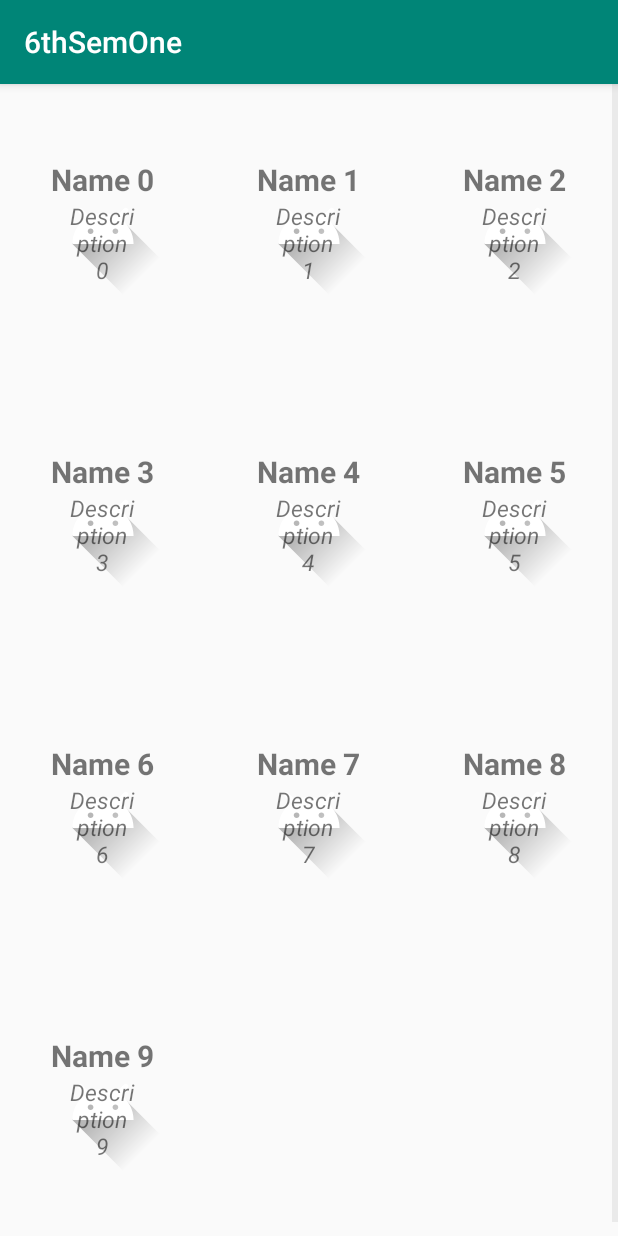
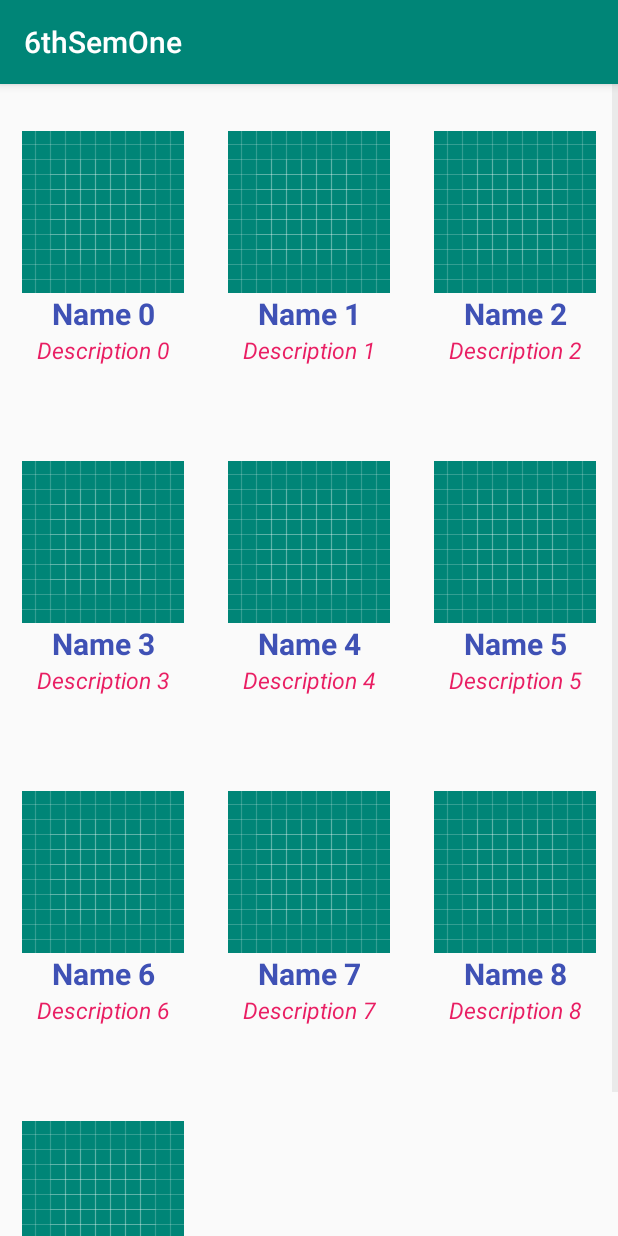
Before and after one commit to iamkishansharma/6thSemOne, an Android app: the CustomGridView screen opened directly, with no data from a screen before it, on a phone screen of 412 x 824 dp. Run offline under Robolectric (Android 15) with nearby library versions, the phone set to English and light mode, and no system bars.

```diff
--- a/app/src/main/java/com/ks/a6thsemone/CustomGridView.java
+++ b/app/src/main/java/com/ks/a6thsemone/CustomGridView.java
@@ -13,7 +13,7 @@ import java.util.ArrayList;
 public class CustomGridView extends AppCompatActivity {
 
     GridView mGridView;
-    MyAdapter mad;
+    MyGridAdapter madG;
     ArrayList<person> mArrayList;
     person p;
     @Override
@@ -23,14 +23,15 @@ public class CustomGridView extends AppCompatActivity {
 
         mGridView = findViewById(R.id.gv);
 
-        mArrayList = new ArrayList<person>();
+        mArrayList = new ArrayList<>();
         //Creating 5 object
         for(int i=0;i<10;i++){
-            p = new person("Name "+i,"Description "+i, R.drawable.ic_launcher_foreground);
+            p = new person("Name "+i,"Description "+i, R.drawable.ic_launcher_background);
             mArrayList.add(p);//Adding person object 1 by 1 to ArrayList
         }
-        mad = new MyAdapter(this,R.layout.custom_grid, mArrayList);
-        mGridView.setAdapter(mad);
+
+        madG = new MyGridAdapter(this, R.layout.custom_grid, mArrayList);
+        mGridView.setAdapter(madG);
         mGridView.setOnItemClickListener(new AdapterView.OnItemClickListener() {
             @Override
             public void onItemClick(AdapterView<?> parent, View view, int position, long id) {
--- /dev/null
+++ b/app/src/main/java/com/ks/a6thsemone/MyGridAdapter.java
@@ -0,0 +1,48 @@
+package com.ks.a6thsemone;
+
+
+import android.content.Context;
+import android.view.LayoutInflater;
+import android.view.View;
+import android.view.ViewGroup;
+import android.widget.ArrayAdapter;
+import android.widget.ImageView;
+import android.widget.TextView;
+
+import androidx.annotation.NonNull;
+import androidx.annotation.Nullable;
+
+import java.util.ArrayList;
+
+public class MyGridAdapter extends ArrayAdapter<person> {
+
+    private Context mContext;
+    private int mResource;
+
+    public MyGridAdapter(@NonNull Context context, int resource, @NonNull ArrayList<person> objects) {
+        super(context, resource, objects);
+        mContext = context;
+        mResource = resource;
+    }
+
+    @NonNull
+    @Override
+    public View getView(int position, @Nullable View convertView, @NonNull ViewGroup parent) {
+        String name = getItem(position).getName();
+        String desc = getItem(position).getDesc();
+        int img = getItem(position).getImg();
+
+        person mperson = new person(name, desc, img);
+
+        LayoutInflater inflater = LayoutInflater.from(mContext);
+        convertView = inflater.inflate(mResource, parent, false);
+
+        TextView t1 = convertView.findViewById(R.id.person_nameG);
+        TextView t2 = convertView.findViewById(R.id.person_descG);
+        ImageView im = convertView.findViewById(R.id.person_imgG);
+        t1.setText(name);
+        t2.setText(desc);
+        im.setImageResource(img);
+        return convertView;
+    }
+}
--- a/app/src/main/res/layout/activity_custom_grid_view.xml
+++ b/app/src/main/res/layout/activity_custom_grid_view.xml
@@ -10,5 +10,6 @@
         android:id="@+id/gv"
         android:layout_width="match_parent"
         android:layout_height="match_parent"
-        android:numColumns="3"/>
+        android:numColumns="3"
+        android:gravity="center_horizontal"/>
 </LinearLayout>
--- a/app/src/main/res/layout/custom_grid.xml
+++ b/app/src/main/res/layout/custom_grid.xml
@@ -1,39 +1,39 @@
 <?xml version="1.0" encoding="utf-8"?>
 <RelativeLayout xmlns:android="http://schemas.android.com/apk/res/android"
-    android:layout_width="match_parent"
-    android:layout_height="match_parent"
-    android:id="@+id/personLay"
+    android:layout_width="150dp"
+    android:layout_height="220dp"
+    android:id="@+id/personLayG"
     android:gravity="center">
     <ImageView
+        android:contentDescription="This Is Image"
         android:layout_centerInParent="true"
-        android:layout_centerVertical="true"
-        android:id="@+id/person_img"
+        android:id="@+id/person_imgG"
         android:layout_width="wrap_content"
-        android:layout_height="100dp"
+        android:layout_height="wrap_content"
         android:src="@drawable/ic_launcher_background"/>
     <LinearLayout
         android:layout_centerInParent="true"
         android:id="@+id/lin"
         android:gravity="center"
-        android:layout_below="@id/person_img"
+        android:layout_below="@id/person_imgG"
         android:layout_width="wrap_content"
         android:layout_height="wrap_content"
         android:orientation="vertical">
         <TextView
-            android:id="@+id/person_name"
+            android:textColor="#3F51B5"
+            android:id="@+id/person_nameG"
             android:layout_width="wrap_content"
             android:layout_height="wrap_content"
             android:text="Name of Person"
             android:textStyle="bold"
-            android:textSize="20dp"/>
+            android:textSize="20sp"/>
         <TextView
-            android:gravity="center"
-            android:id="@+id/person_desc"
-            android:layout_width="match_parent"
+            android:textColor="#E91E63"
+            android:id="@+id/person_descG"
+            android:layout_width="wrap_content"
             android:layout_height="wrap_content"
             android:text="Description"
-            android:paddingBottom="10dp"
             android:textStyle="italic"
-            android:textSize="15dp"/>
+            android:textSize="15sp"/>
     </LinearLayout>
 </RelativeLayout>
```
